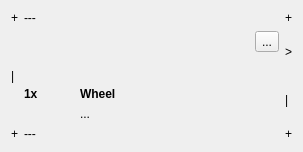
Above: src/view/ListViewItemTooltip.ui from the-butterfly-effect/tbe before the change. Below: the same form after it.
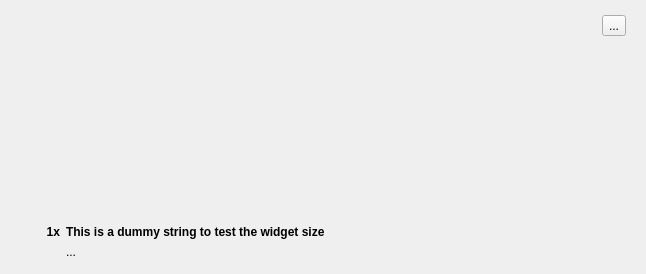
That is the form after the change. Icons and pictures are not drawn. Custom widgets are drawn as their Qt base class.

```diff
--- a/src/view/ListViewItemTooltip.ui
+++ b/src/view/ListViewItemTooltip.ui
@@ -6,8 +6,8 @@
    <rect>
     <x>0</x>
     <y>0</y>
-    <width>303</width>
-    <height>152</height>
+    <width>646</width>
+    <height>274</height>
    </rect>
   </property>
   <property name="sizePolicy">
@@ -19,51 +19,51 @@
   <property name="windowTitle">
    <string>ToolboxTooltip</string>
   </property>
-  <property name="autoFillBackground">
-   <bool>true</bool>
-  </property>
-  <layout class="QGridLayout" name="gridLayout_2">
-   <property name="sizeConstraint">
-    <enum>QLayout::SetMinimumSize</enum>
+  <layout class="QVBoxLayout" name="verticalLayout7">
+   <property name="leftMargin">
+    <number>0</number>
+   </property>
+   <property name="topMargin">
+    <number>0</number>
    </property>
-   <item row="0" column="0">
-    <widget class="QLabel" name="labelBLTop">
-     <property name="text">
-      <string>+</string>
-     </property>
-    </widget>
-   </item>
-   <item row="0" column="1">
-    <widget class="QLabel" name="labelBMTop">
+   <property name="rightMargin">
+    <number>0</number>
+   </property>
+   <property name="bottomMargin">
+    <number>0</number>
+   </property>
+   <item>
+    <widget class="QFrame" name="frame">
      <property name="sizePolicy">
-      <sizepolicy hsizetype="MinimumExpanding" vsizetype="MinimumExpanding">
+      <sizepolicy hsizetype="Expanding" vsizetype="Expanding">
        <horstretch>0</horstretch>
        <verstretch>0</verstretch>
       </sizepolicy>
      </property>
-     <property name="text">
-      <string>---</string>
+     <property name="styleSheet">
+      <string notr="true">border-image: url(:/ListViewItemTooltip.png);</string>
      </property>
-    </widget>
-   </item>
-   <item row="0" column="2">
-    <widget class="QLabel" name="labelBRTop">
-     <property name="text">
-      <string>+</string>
+     <property name="frameShape">
+      <enum>QFrame::NoFrame</enum>
      </property>
-    </widget>
-   </item>
-   <item row="1" column="0">
-    <widget class="QLabel" name="labelBLMid">
-     <property name="text">
-      <string>|</string>
+     <property name="frameShadow">
+      <enum>QFrame::Plain</enum>
      </property>
-    </widget>
-   </item>
-   <item row="1" column="1">
-    <layout class="QVBoxLayout" name="verticalLayout_2">
-     <property name="sizeConstraint">
-      <enum>QLayout::SetNoConstraint</enum>
+     <property name="lineWidth">
+      <number>0</number>
+     </property>
+     <layout class="QVBoxLayout" name="verticalLayout_3">
+      <property name="leftMargin">
+       <number>20</number>
+      </property>
+      <property name="topMargin">
+       <number>15</number>
+      </property>
+      <property name="rightMargin">
+       <number>20</number>
+      </property>
+      <property name="bottomMargin">
+       <number>15</number>
      </property>
      <item>
       <layout class="QHBoxLayout" name="horizontalLayout">
@@ -78,6 +78,15 @@
            <verstretch>0</verstretch>
           </sizepolicy>
          </property>
+          <property name="minimumSize">
+           <size>
+            <width>32</width>
+            <height>32</height>
+           </size>
+          </property>
+          <property name="styleSheet">
+           <string notr="true">border-image: url(:/transparant.png);</string>
+          </property>
          <property name="text">
           <string notr="true"/>
          </property>
@@ -109,6 +118,9 @@
          </property>
          <item>
           <widget class="QToolButton" name="buttonRemove">
+            <property name="styleSheet">
+             <string notr="true"/>
+            </property>
            <property name="text">
             <string>...</string>
            </property>
@@ -132,59 +144,24 @@
       </layout>
      </item>
      <item>
-      <layout class="QGridLayout" name="gridLayout">
-       <property name="sizeConstraint">
-        <enum>QLayout::SetNoConstraint</enum>
-       </property>
-       <item row="0" column="1">
-        <widget class="QLabel" name="labelName">
-         <property name="sizePolicy">
-          <sizepolicy hsizetype="Preferred" vsizetype="Preferred">
-           <horstretch>0</horstretch>
-           <verstretch>0</verstretch>
-          </sizepolicy>
-         </property>
-         <property name="minimumSize">
-          <size>
-           <width>0</width>
-           <height>0</height>
-          </size>
-         </property>
-         <property name="font">
-          <font>
-           <weight>75</weight>
-           <bold>true</bold>
-          </font>
-         </property>
-         <property name="text">
-          <string>Wheel</string>
-         </property>
-        </widget>
-       </item>
-       <item row="1" column="1">
-        <widget class="QLabel" name="labelDescription">
-         <property name="sizePolicy">
-          <sizepolicy hsizetype="Preferred" vsizetype="Preferred">
-           <horstretch>0</horstretch>
-           <verstretch>0</verstretch>
-          </sizepolicy>
-         </property>
-         <property name="text">
-          <string>...</string>
-         </property>
-        </widget>
-       </item>
-       <item row="0" column="0">
+       <layout class="QHBoxLayout" name="horizontalLayout_2">
+        <item>
         <widget class="QLabel" name="labelCount">
          <property name="sizePolicy">
-          <sizepolicy hsizetype="Preferred" vsizetype="Preferred">
+           <sizepolicy hsizetype="Maximum" vsizetype="Preferred">
            <horstretch>0</horstretch>
            <verstretch>0</verstretch>
           </sizepolicy>
          </property>
+          <property name="minimumSize">
+           <size>
+            <width>20</width>
+            <height>0</height>
+           </size>
+          </property>
          <property name="maximumSize">
           <size>
-           <width>50</width>
+            <width>40</width>
            <height>50</height>
           </size>
          </property>
@@ -194,58 +171,74 @@
            <bold>true</bold>
           </font>
          </property>
+          <property name="styleSheet">
+           <string notr="true">border-image: url(:/transparant.png);</string>
+          </property>
          <property name="text">
           <string>1x</string>
          </property>
-        </widget>
-       </item>
-      </layout>
-     </item>
-    </layout>
-   </item>
-   <item row="1" column="2">
-    <layout class="QVBoxLayout" name="verticalLayout_3">
-     <item>
-      <widget class="QLabel" name="labelBArrow">
-       <property name="text">
-        <string>&gt;</string>
+          <property name="alignment">
+           <set>Qt::AlignRight|Qt::AlignTop|Qt::AlignTrailing</set>
        </property>
       </widget>
      </item>
      <item>
-      <widget class="QLabel" name="labelBRMid">
-       <property name="text">
-        <string>|</string>
-       </property>
-      </widget>
-     </item>
-    </layout>
-   </item>
-   <item row="2" column="0">
-    <widget class="QLabel" name="labelBLBot">
+         <layout class="QVBoxLayout" name="verticalLayout_2">
+          <item>
+           <widget class="QLabel" name="labelName">
+            <property name="sizePolicy">
+             <sizepolicy hsizetype="Preferred" vsizetype="Preferred">
+              <horstretch>0</horstretch>
+              <verstretch>0</verstretch>
+             </sizepolicy>
+            </property>
+            <property name="minimumSize">
+             <size>
+              <width>32</width>
+              <height>0</height>
+             </size>
+            </property>
+            <property name="font">
+             <font>
+              <weight>75</weight>
+              <bold>true</bold>
+             </font>
+            </property>
+            <property name="styleSheet">
+             <string notr="true">border-image: url(:/transparant.png);</string>
+            </property>
      <property name="text">
-      <string>+</string>
+             <string>This is a dummy string to test the widget size</string>
      </property>
     </widget>
    </item>
-   <item row="2" column="1">
-    <widget class="QLabel" name="labelBMBot">
+          <item>
+           <widget class="QLabel" name="labelDescription">
      <property name="sizePolicy">
-      <sizepolicy hsizetype="MinimumExpanding" vsizetype="MinimumExpanding">
+             <sizepolicy hsizetype="Preferred" vsizetype="Preferred">
        <horstretch>0</horstretch>
        <verstretch>0</verstretch>
       </sizepolicy>
      </property>
+            <property name="minimumSize">
+             <size>
+              <width>0</width>
+              <height>0</height>
+             </size>
+            </property>
+            <property name="styleSheet">
+             <string notr="true">border-image: url(:/transparant.png);</string>
+            </property>
      <property name="text">
-      <string>---</string>
+             <string>...</string>
      </property>
     </widget>
    </item>
-   <item row="2" column="2">
-    <widget class="QLabel" name="labelBRBot">
-     <property name="text">
-      <string>+</string>
-     </property>
+         </layout>
+        </item>
+       </layout>
+      </item>
+     </layout>
     </widget>
    </item>
   </layout>
```
Lines whose indentation alone changed are shown as unchanged.
